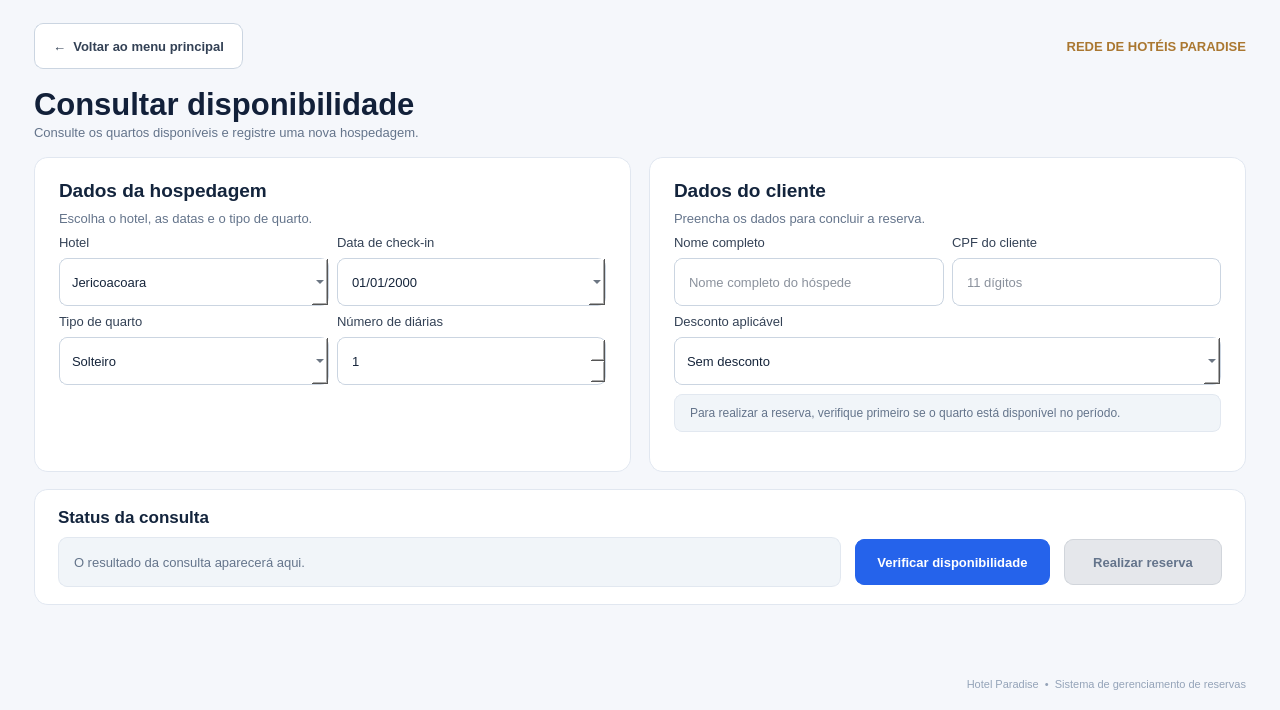
Qt form teladisponibilidade.ui (JairCosta00/Sistema-de-Reservas-Rede-de-Hot-is-Paradise) before a commit.
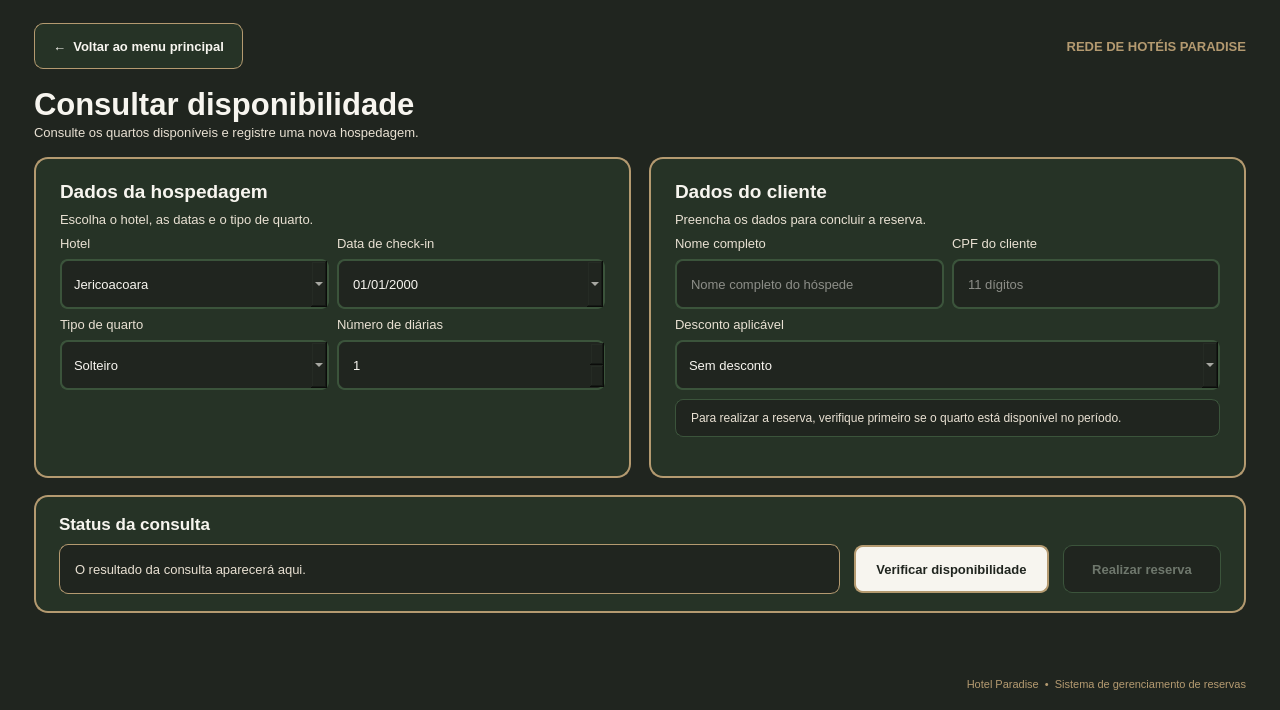
The same form after that commit.

The edit to the form file:
```diff
--- a/teladisponibilidade.ui
+++ b/teladisponibilidade.ui
@@ -20,88 +20,115 @@
    <string>Hotel Paradise - Consultar disponibilidade</string>
   </property>
   <property name="styleSheet">
-   <string>QDialog#TelaDisponibilidade {
-    background: #F5F7FB;
-    font-family: &quot;Segoe UI&quot;;
-    color: #14243D;
+   <string notr="true">/* deep-green: #20251F - Fundo principal e campos */
+/* Paradise Green: #263326 - Cartões */
+/* Green: #3B543B - Bordas secundárias e botão de confirmação */
+/* dourado fosco: #B49A70 - Bordas de destaque e foco */
+/* Off-white: #F7F5EF - Títulos e botão principal */
+/* bright-sand: #E8E0D2 - Descrições e hover */
+
+QDialog#TelaDisponibilidade {
+    background-color: #20251F;
+    color: #F7F5EF;
 }
+
 QFrame#cardHospedagem, QFrame#cardCliente, QFrame#cardAcoes {
-    background: #FFFFFF;
-    border: 1px solid #E1E7F0;
+    background-color: #263326;
+    border: 1.5px solid #B49A70;
     border-radius: 14px;
 }
+
 QLabel {
     background: transparent;
     border: none;
-    color: #334155;
+    color: #E8E0D2;
     font-size: 13px;
 }
+
 QLabel#labelMarca {
-    color: #AA7730;
+    color: #B49A70;
     font-size: 13px;
     font-weight: bold;
 }
+
 QLabel#labelSobretitulo {
-    color: #AA7730;
+    color: #B49A70;
     font-size: 11px;
     font-weight: bold;
 }
+
 QLabel#labelTitulo {
-    color: #122039;
+    color: #F7F5EF;
     font-size: 31px;
     font-weight: bold;
 }
+
 QLabel#labelDescricao, QLabel#labelAjudaHospedagem, QLabel#labelAjudaCliente {
-    color: #64748B;
+    color: #E8E0D2;
     font-size: 13px;
 }
+
 QLabel#labelSecaoHospedagem, QLabel#labelSecaoCliente {
-    color: #13243C;
+    color: #F7F5EF;
     font-size: 19px;
     font-weight: bold;
 }
+
 QLabel#labelStatusTitulo {
-    color: #13243C;
+    color: #F7F5EF;
     font-size: 17px;
     font-weight: bold;
 }
+
+/* Caixas de dica e resultado da consulta */
 QLabel#labelDica {
-    color: #64748B;
-    background: #F1F5F9;
-    border: 1px solid #E2E8F0;
+    color: #E8E0D2;
+    background-color: #20251F;
+    border: 1px solid #3B543B;
     border-radius: 8px;
     padding: 11px 12px;
     font-size: 12px;
 }
+
 QLabel#labelResultado {
-    color: #64748B;
-    background: #F1F5F9;
-    border: 1px solid #E2E8F0;
+    color: #E8E0D2;
+    background-color: #20251F;
+    border: 1px solid #B49A70;
     border-radius: 9px;
     padding: 12px;
     font-size: 13px;
 }
+
 QLabel#labelRodape {
-    color: #94A3B8;
+    color: #B49A70;
     font-size: 11px;
 }
+
+/* Campos de entrada */
 QLineEdit, QComboBox, QDateEdit, QSpinBox {
-    background: #FFFFFF;
-    color: #15243A;
-    border: 1px solid #CBD5E1;
+    background-color: #20251F;
+    color: #F7F5EF;
+    border: 1.5px solid #3B543B;
     border-radius: 8px;
     padding: 9px 12px;
     min-height: 28px;
     font-size: 13px;
 }
+
 QLineEdit:focus, QComboBox:focus, QDateEdit:focus, QSpinBox:focus {
     border: 1px solid #2563EB;
 }
+
+/* Lista suspensa do QComboBox em modo escuro */
 QComboBox QAbstractItemView {
-    background: #FFFFFF;
-    color: #15243A;
-    selection-background-color: #DBEAFE;
+    background-color: #20251F;
+    color: #F7F5EF;
+    border: 1px solid #B49A70;
+    selection-background-color: #3B543B;
+    selection-color: #F7F5EF;
 }
+
+/* Botões */
 QPushButton {
     min-height: 24px;
     border-radius: 9px;
@@ -109,28 +136,44 @@
     font-size: 13px;
     font-weight: bold;
 }
+
 QPushButton#btnVoltar {
-    background: #FFFFFF;
-    border: 1px solid #CBD5E1;
-    color: #334155;
+    background-color: #263326;
+    border: 1px solid #B49A70;
+    color: #F7F5EF;
 }
-QPushButton#btnVoltar:hover { background: #F1F5F9; }
+QPushButton#btnVoltar:hover {
+    background-color: #3B543B;
+}
+QPushButton#btnVoltar:pressed {
+    background-color: #20251F;
+}
+
+/* Botão principal de consulta (Off-white invertido) */
 QPushButton#btnConsultar {
-    background: #2563EB;
-    color: #FFFFFF;
-    border: 1px solid #2563EB;
+    background-color: #F7F5EF;
+    color: #20251F;
+    border: 1.5px solid #B49A70;
 }
-QPushButton#btnConsultar:hover { background: #1D4ED8; }
+QPushButton#btnConsultar:hover {
+    background-color: #E8E0D2;
+}
+QPushButton#btnConsultar:pressed {
+    background-color: #B49A70;
+    color: #20251F;
+}
+
+/* Botão de confirmação de reserva (Green da paleta) */
 QPushButton#btnRealizarReserva {
-    background: #16834A;
-    color: #FFFFFF;
-    border: 1px solid #16834A;
+    background-color: #3B543B;
+    color: #F7F5EF;
+    border: 1.5px solid #B49A70;
 }
 QPushButton#btnRealizarReserva:hover { background: #166534; }
 QPushButton#btnRealizarReserva:disabled {
-    background: #E5E7EB;
-    color: #64748B;
-    border: 1px solid #D1D5DB;
+    background-color: #20251F;
+    color: #6E776C;
+    border: 1px solid #3B543B;
 }</string>
   </property>
   <layout class="QVBoxLayout" name="layoutPrincipal">
@@ -633,7 +676,7 @@
           <property name="minimumSize">
            <size>
             <width>195</width>
-            <height>46</height>
+            <height>48</height>
            </size>
           </property>
           <property name="cursor">
@@ -652,7 +695,7 @@
           <property name="minimumSize">
            <size>
             <width>158</width>
-            <height>46</height>
+            <height>48</height>
            </size>
           </property>
           <property name="cursor">
```
Left out of the diff: 9 changed lines with no effect on the pictures.
